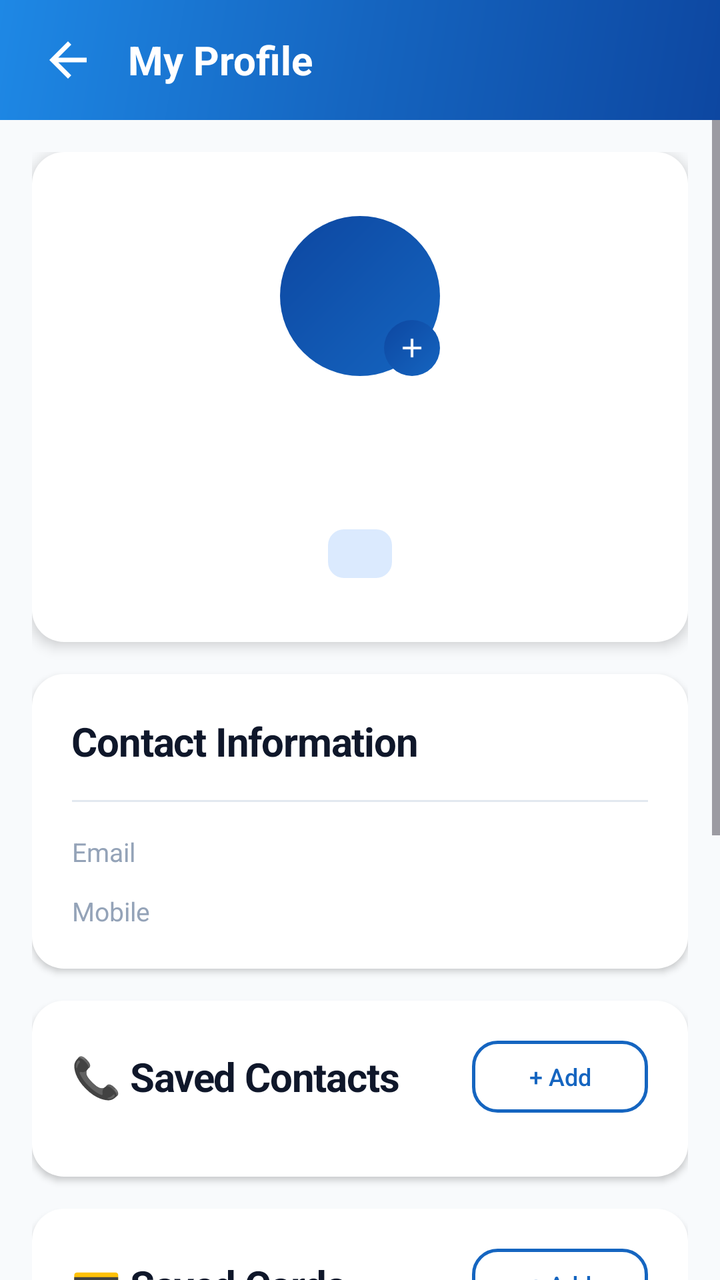
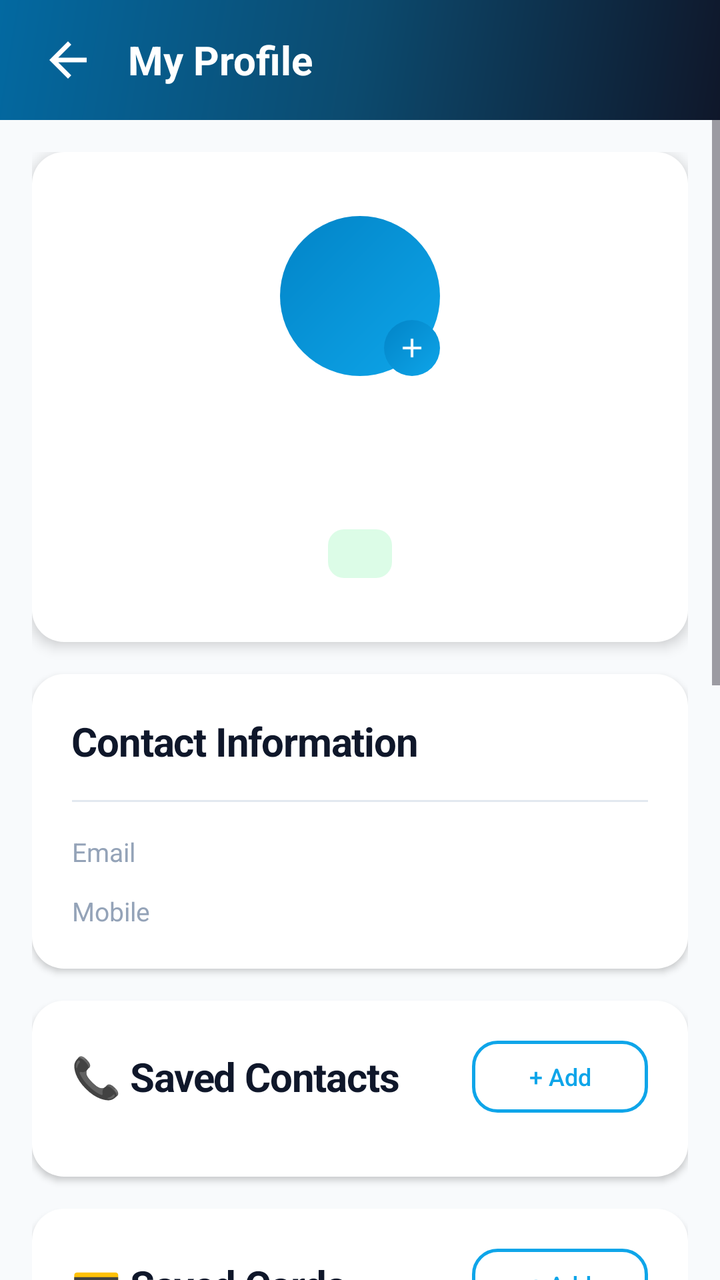

Before-and-after screenshots of an Android layout around one commit, followed by the original layout XML and the change that was made.
<!-- AndroidManifest.xml: application theme Theme.TestApplication -->
<!-- res/layout/activity_profile.xml -->
<?xml version="1.0" encoding="utf-8"?>
<LinearLayout xmlns:android="http://schemas.android.com/apk/res/android"
    android:layout_width="match_parent"
    android:layout_height="match_parent"
    android:orientation="vertical"
    android:background="@color/lodgio_bg">

    
    <LinearLayout
        android:layout_width="match_parent"
        android:layout_height="@dimen/toolbar_height"
        android:background="@drawable/bg_gradient_primary"
        android:gravity="center_vertical"
        android:paddingHorizontal="@dimen/spacing_base"
        android:orientation="horizontal">

        <ImageView
            android:id="@+id/btnBack"
            android:layout_width="@dimen/icon_lg"
            android:layout_height="@dimen/icon_lg"
            android:src="@drawable/ic_arrow_back"
            android:contentDescription="Back"
            android:padding="@dimen/spacing_xs" />

        <TextView
            android:layout_width="0dp"
            android:layout_height="wrap_content"
            android:layout_weight="1"
            android:text="My Profile"
            android:textColor="@color/white"
            android:textSize="@dimen/text_title"
            android:textStyle="bold"
            android:layout_marginStart="@dimen/spacing_md" />
    </LinearLayout>

    <ProgressBar
        android:id="@+id/progressBar"
        android:layout_width="wrap_content"
        android:layout_height="wrap_content"
        android:layout_gravity="center"
        android:visibility="gone"
        android:layout_marginTop="@dimen/spacing_2xl" />

    <ScrollView
        android:layout_width="match_parent"
        android:layout_height="match_parent">

        <LinearLayout
            android:layout_width="match_parent"
            android:layout_height="wrap_content"
            android:orientation="vertical"
            android:padding="@dimen/spacing_base">

            
            <LinearLayout
                android:layout_width="match_parent"
                android:layout_height="wrap_content"
                android:orientation="vertical"
                android:gravity="center_horizontal"
                android:background="@drawable/card_background"
                android:padding="@dimen/spacing_2xl"
                android:elevation="@dimen/elevation_md"
                android:layout_marginBottom="@dimen/spacing_base">

                
                <FrameLayout
                    android:id="@+id/flAvatar"
                    android:layout_width="@dimen/avatar_xl"
                    android:layout_height="@dimen/avatar_xl"
                    android:layout_marginBottom="@dimen/spacing_base">

                    <TextView
                        android:id="@+id/tvAvatarInitial"
                        android:layout_width="match_parent"
                        android:layout_height="match_parent"
                        android:background="@drawable/avatar_circle"
                        android:gravity="center"
                        android:textSize="@dimen/text_display"
                        android:textStyle="bold"
                        android:textColor="@color/white" />

                    
                    <ImageView
                        android:id="@+id/ivAvatarPhoto"
                        android:layout_width="match_parent"
                        android:layout_height="match_parent"
                        android:scaleType="centerCrop"
                        android:visibility="gone"
                        android:contentDescription="Profile Photo" />

                    
                    <ImageView
                        android:id="@+id/btnChangePhoto"
                        android:layout_width="28dp"
                        android:layout_height="28dp"
                        android:layout_gravity="bottom|end"
                        android:src="@drawable/ic_add"
                        android:background="@drawable/avatar_circle"
                        android:padding="6dp"
                        android:contentDescription="Change Photo" />
                </FrameLayout>

                <TextView
                    android:id="@+id/tvNameInfo"
                    android:layout_width="wrap_content"
                    android:layout_height="wrap_content"
                    android:textSize="@dimen/text_title"
                    android:textStyle="bold"
                    android:textColor="@color/lodgio_text_primary"
                    android:layout_marginBottom="@dimen/spacing_xs" />

                <TextView
                    android:id="@+id/tvEmailInfo"
                    android:layout_width="wrap_content"
                    android:layout_height="wrap_content"
                    android:textSize="@dimen/text_body_sm"
                    android:textColor="@color/lodgio_text_secondary"
                    android:layout_marginBottom="@dimen/spacing_md" />

                <TextView
                    android:id="@+id/tvRoleBadge"
                    android:layout_width="wrap_content"
                    android:layout_height="wrap_content"
                    android:background="@drawable/badge_guest"
                    android:paddingHorizontal="@dimen/spacing_base"
                    android:paddingVertical="@dimen/spacing_xs"
                    android:textSize="12sp"
                    android:textStyle="bold"
                    android:textColor="@color/lodgio_guest_badge" />
            </LinearLayout>

            
            <LinearLayout
                android:layout_width="match_parent"
                android:layout_height="wrap_content"
                android:orientation="vertical"
                android:background="@drawable/card_background"
                android:padding="@dimen/spacing_lg"
                android:elevation="@dimen/elevation_sm"
                android:layout_marginBottom="@dimen/spacing_base">

                <TextView
                    android:layout_width="wrap_content"
                    android:layout_height="wrap_content"
                    android:text="Contact Information"
                    style="@style/LodgioSectionHeader"
                    android:layout_marginBottom="@dimen/spacing_base" />

                <View
                    android:layout_width="match_parent"
                    android:layout_height="1dp"
                    android:background="@color/lodgio_divider"
                    android:layout_marginBottom="@dimen/spacing_base" />

                
                <LinearLayout
                    android:layout_width="match_parent"
                    android:layout_height="wrap_content"
                    android:orientation="horizontal"
                    android:gravity="center_vertical"
                    android:layout_marginBottom="@dimen/spacing_md">

                    <TextView
                        android:layout_width="0dp"
                        android:layout_weight="1"
                        android:layout_height="wrap_content"
                        android:text="Email"
                        android:textSize="@dimen/text_body_sm"
                        android:textColor="@color/lodgio_text_hint" />

                    <TextView
                        android:id="@+id/tvEmailDetail"
                        android:layout_width="wrap_content"
                        android:layout_height="wrap_content"
                        android:textSize="@dimen/text_body_sm"
                        android:textStyle="bold"
                        android:textColor="@color/lodgio_text_primary" />
                </LinearLayout>

                
                <LinearLayout
                    android:layout_width="match_parent"
                    android:layout_height="wrap_content"
                    android:orientation="horizontal"
                    android:gravity="center_vertical">

                    <TextView
                        android:layout_width="0dp"
                        android:layout_weight="1"
                        android:layout_height="wrap_content"
                        android:text="Mobile"
                        android:textSize="@dimen/text_body_sm"
                        android:textColor="@color/lodgio_text_hint" />

                    <TextView
                        android:id="@+id/tvMobileInfo"
                        android:layout_width="wrap_content"
                        android:layout_height="wrap_content"
                        android:textSize="@dimen/text_body_sm"
                        android:textStyle="bold"
                        android:textColor="@color/lodgio_text_primary" />
                </LinearLayout>
            </LinearLayout>

            
            <LinearLayout
                android:layout_width="match_parent"
                android:layout_height="wrap_content"
                android:orientation="vertical"
                android:background="@drawable/card_background"
                android:padding="@dimen/spacing_lg"
                android:elevation="@dimen/elevation_sm"
                android:layout_marginBottom="@dimen/spacing_base">

                <LinearLayout
                    android:layout_width="match_parent"
                    android:layout_height="wrap_content"
                    android:orientation="horizontal"
                    android:gravity="center_vertical"
                    android:layout_marginBottom="@dimen/spacing_md">

                    <TextView
                        android:layout_width="0dp"
                        android:layout_weight="1"
                        android:layout_height="wrap_content"
                        android:text="📞 Saved Contacts"
                        style="@style/LodgioSectionHeader" />

                    <Button
                        android:id="@+id/btnAddContact"
                        android:layout_width="wrap_content"
                        android:layout_height="36dp"
                        android:background="@drawable/btn_outlined_bg"
                        android:text="+ Add"
                        android:textColor="@color/lodgio_primary"
                        android:textSize="12sp"
                        android:textAllCaps="false"
                        android:paddingHorizontal="@dimen/spacing_md" />
                </LinearLayout>

                <LinearLayout
                    android:id="@+id/llContactNumbers"
                    android:layout_width="match_parent"
                    android:layout_height="wrap_content"
                    android:orientation="vertical" />
            </LinearLayout>

            
            <LinearLayout
                android:layout_width="match_parent"
                android:layout_height="wrap_content"
                android:orientation="vertical"
                android:background="@drawable/card_background"
                android:padding="@dimen/spacing_lg"
                android:elevation="@dimen/elevation_sm"
                android:layout_marginBottom="@dimen/spacing_base">

                <LinearLayout
                    android:layout_width="match_parent"
                    android:layout_height="wrap_content"
                    android:orientation="horizontal"
                    android:gravity="center_vertical"
                    android:layout_marginBottom="@dimen/spacing_md">

                    <TextView
                        android:layout_width="0dp"
                        android:layout_weight="1"
                        android:layout_height="wrap_content"
                        android:text="💳 Saved Cards"
                        style="@style/LodgioSectionHeader" />

                    <Button
                        android:id="@+id/btnAddCard"
                        android:layout_width="wrap_content"
                        android:layout_height="36dp"
                        android:background="@drawable/btn_outlined_bg"
                        android:text="+ Add"
                        android:textColor="@color/lodgio_primary"
                        android:textSize="12sp"
                        android:textAllCaps="false"
                        android:paddingHorizontal="@dimen/spacing_md" />
                </LinearLayout>

                <LinearLayout
                    android:id="@+id/llSavedCards"
                    android:layout_width="match_parent"
                    android:layout_height="wrap_content"
                    android:orientation="vertical" />
            </LinearLayout>

            
            <LinearLayout
                android:layout_width="match_parent"
                android:layout_height="wrap_content"
                android:orientation="vertical"
                android:background="@drawable/card_background"
                android:padding="@dimen/spacing_lg"
                android:elevation="@dimen/elevation_sm"
                android:layout_marginBottom="@dimen/spacing_base">

                <Button
                    android:id="@+id/btnUpdateProfile"
                    android:layout_width="match_parent"
                    android:layout_height="@dimen/btn_height"
                    android:background="@drawable/btn_primary_bg"
                    android:text="Edit Profile"
                    android:textColor="@color/white"
                    android:textSize="@dimen/text_subtitle"
                    android:textAllCaps="false"
                    android:textStyle="bold"
                    android:layout_marginBottom="@dimen/spacing_sm" />

                <Button
                    android:id="@+id/btnChangePassword"
                    android:layout_width="match_parent"
                    android:layout_height="@dimen/btn_height"
                    android:background="@drawable/btn_outlined_bg"
                    android:text="Change Password"
                    android:textColor="@color/lodgio_primary"
                    android:textSize="@dimen/text_subtitle"
                    android:textAllCaps="false"
                    android:textStyle="bold" />
            </LinearLayout>

            
            <LinearLayout
                android:layout_width="match_parent"
                android:layout_height="wrap_content"
                android:orientation="vertical"
                android:background="@drawable/card_background"
                android:padding="@dimen/spacing_lg"
                android:elevation="@dimen/elevation_sm"
                android:layout_marginBottom="@dimen/spacing_base">

                <TextView
                    android:id="@+id/tvHistoryLabel"
                    android:layout_width="wrap_content"
                    android:layout_height="wrap_content"
                    android:text="📅 History"
                    style="@style/LodgioSectionHeader"
                    android:layout_marginBottom="@dimen/spacing_md"
                    android:visibility="gone" />

                <LinearLayout
                    android:id="@+id/llBookingHistory"
                    android:layout_width="match_parent"
                    android:layout_height="wrap_content"
                    android:orientation="vertical"
                    android:visibility="gone" />
            </LinearLayout>

            
            <Button
                android:id="@+id/btnLogout"
                android:layout_width="match_parent"
                android:layout_height="@dimen/btn_height"
                android:background="@drawable/btn_danger_bg"
                android:text="Logout"
                android:textColor="@color/white"
                android:textSize="@dimen/text_subtitle"
                android:textAllCaps="false"
                android:textStyle="bold" />

        </LinearLayout>
    </ScrollView>
</LinearLayout>
<!-- resources referenced by this layout -->
<resources>
  <color name="lodgio_bg">#F8FAFC</color>
  <color name="lodgio_divider">#E2E8F0</color>
  <color name="lodgio_guest_badge">#3B82F6</color>
  <color name="lodgio_primary">#1565C0</color>
  <color name="lodgio_text_hint">#94A3B8</color>
  <color name="lodgio_text_primary">#0F172A</color>
  <color name="lodgio_text_secondary">#64748B</color>
  <color name="white">#FFFFFFFF</color>
  <dimen name="avatar_xl">80dp</dimen>
  <dimen name="btn_height">52dp</dimen>
  <dimen name="elevation_md">4dp</dimen>
  <dimen name="elevation_sm">2dp</dimen>
  <dimen name="icon_lg">36dp</dimen>
  <dimen name="spacing_2xl">32dp</dimen>
  <dimen name="spacing_base">16dp</dimen>
  <dimen name="spacing_lg">20dp</dimen>
  <dimen name="spacing_md">12dp</dimen>
  <dimen name="spacing_sm">8dp</dimen>
  <dimen name="spacing_xs">4dp</dimen>
  <dimen name="text_body_sm">13sp</dimen>
  <dimen name="text_display">32sp</dimen>
  <dimen name="text_subtitle">16sp</dimen>
  <dimen name="text_title">20sp</dimen>
  <dimen name="toolbar_height">60dp</dimen>
  <!-- drawable avatar_circle (drawable) -->
  <?xml version="1.0" encoding="utf-8"?>
  <shape xmlns:android="http://schemas.android.com/apk/res/android"
      android:shape="oval">
      <gradient
          android:startColor="@color/lodgio_primary"
          android:endColor="@color/lodgio_primary_dark"
          android:angle="135" />
  </shape>
  <!-- drawable badge_guest (drawable) -->
  <?xml version="1.0" encoding="utf-8"?>
  <shape xmlns:android="http://schemas.android.com/apk/res/android"
      android:shape="rectangle">
      <solid android:color="@color/lodgio_guest_badge_bg" />
      <corners android:radius="@dimen/radius_sm" />
  </shape>
  <!-- drawable btn_danger_bg (drawable) -->
  <?xml version="1.0" encoding="utf-8"?>
  <shape xmlns:android="http://schemas.android.com/apk/res/android"
      android:shape="rectangle">
      <solid android:color="@color/lodgio_error" />
      <corners android:radius="@dimen/radius_md" />
  </shape>
  <!-- drawable card_background (drawable) -->
  <?xml version="1.0" encoding="utf-8"?>
  <shape xmlns:android="http://schemas.android.com/apk/res/android"
      android:shape="rectangle">
      <solid android:color="@color/white" />
      <corners android:radius="@dimen/radius_lg" />
  </shape>
  <style name="LodgioSectionHeader">
          <item name="android:textSize">@dimen/text_title</item>
          <item name="android:textStyle">bold</item>
          <item name="android:textColor">@color/lodgio_text_primary</item>
          <item name="android:letterSpacing">-0.02</item>
      </style>
  <style name="Theme.TestApplication" parent="Base.Theme.TestApplication" />
  <color name="lodgio_primary_dark">#0D47A1</color>
  <color name="lodgio_guest_badge_bg">#DBEAFE</color>
  <dimen name="radius_sm">8dp</dimen>
  <color name="lodgio_gradient_start">#0D47A1</color>
  <color name="lodgio_gradient_mid">#1565C0</color>
  <color name="lodgio_gradient_end">#1E88E5</color>
  <color name="lodgio_error">#DC2626</color>
  <dimen name="radius_md">12dp</dimen>
  <dimen name="radius_lg">16dp</dimen>
  <color name="lodgio_accent">#FF8F00</color>
  <!-- unchanged entries left out for length: 6 -->
</resources>

<!-- the commit's change to res/layout/activity_profile.xml (unified diff, before → after) -->
@@ -341,12 +341,19 @@
                     android:layout_marginBottom="@dimen/spacing_md"
                     android:visibility="gone" />
 
-                <LinearLayout
-                    android:id="@+id/llBookingHistory"
-                    android:layout_width="match_parent"
-                    android:layout_height="wrap_content"
-                    android:orientation="vertical"
-                    android:visibility="gone" />
+                <androidx.core.widget.NestedScrollView
+                    android:layout_width="match_parent"
+                    android:layout_height="250dp"
+                    android:background="@drawable/input_background"
+                    android:padding="@dimen/spacing_xs">
+                    
+                    <LinearLayout
+                        android:id="@+id/llBookingHistory"
+                        android:layout_width="match_parent"
+                        android:layout_height="wrap_content"
+                        android:orientation="vertical"
+                        android:visibility="gone" />
+                </androidx.core.widget.NestedScrollView>
             </LinearLayout>
 
             
<!-- resource entries referenced after the edit -->
@@ -2,8 +2,8 @@
 <resources>
   <color name="lodgio_bg">#F8FAFC</color>
   <color name="lodgio_divider">#E2E8F0</color>
-  <color name="lodgio_guest_badge">#3B82F6</color>
-  <color name="lodgio_primary">#1565C0</color>
+  <color name="lodgio_guest_badge">#15803D</color>
+  <color name="lodgio_primary">#0EA5E9</color>
   <color name="lodgio_text_hint">#94A3B8</color>
   <color name="lodgio_text_primary">#0F172A</color>
   <color name="lodgio_text_secondary">#64748B</color>
@@ -54,6 +54,15 @@
       <solid android:color="@color/white" />
       <corners android:radius="@dimen/radius_lg" />
   </shape>
+  <!-- drawable input_background (drawable) -->
+  <?xml version="1.0" encoding="utf-8"?>
+  <shape xmlns:android="http://schemas.android.com/apk/res/android"
+      android:shape="rectangle">
+      <solid android:color="@color/lodgio_input_bg" />
+      <corners android:radius="@dimen/radius_md" />
+      <stroke android:width="1.5dp" android:color="@color/lodgio_input_stroke" />
+      <padding android:left="16dp" android:right="16dp" android:top="4dp" android:bottom="4dp" />
+  </shape>
   <style name="LodgioSectionHeader">
           <item name="android:textSize">@dimen/text_title</item>
           <item name="android:textStyle">bold</item>
@@ -61,15 +70,17 @@
           <item name="android:letterSpacing">-0.02</item>
       </style>
   <style name="Theme.TestApplication" parent="Base.Theme.TestApplication" />
-  <color name="lodgio_primary_dark">#0D47A1</color>
-  <color name="lodgio_guest_badge_bg">#DBEAFE</color>
+  <color name="lodgio_primary_dark">#0284C7</color>
+  <color name="lodgio_guest_badge_bg">#DCFCE7</color>
   <dimen name="radius_sm">8dp</dimen>
-  <color name="lodgio_gradient_start">#0D47A1</color>
-  <color name="lodgio_gradient_mid">#1565C0</color>
-  <color name="lodgio_gradient_end">#1E88E5</color>
-  <color name="lodgio_error">#DC2626</color>
+  <color name="lodgio_gradient_start">#0F172A</color>
+  <color name="lodgio_gradient_mid">#0C4A6E</color>
+  <color name="lodgio_gradient_end">#0369A1</color>
+  <color name="lodgio_error">#B91C1C</color>
   <dimen name="radius_md">12dp</dimen>
   <dimen name="radius_lg">16dp</dimen>
+  <color name="lodgio_input_bg">#F1F5F9</color>
+  <color name="lodgio_input_stroke">#E2E8F0</color>
   <color name="lodgio_accent">#FF8F00</color>
   <!-- unchanged entries left out for length: 6 -->
 </resources>
